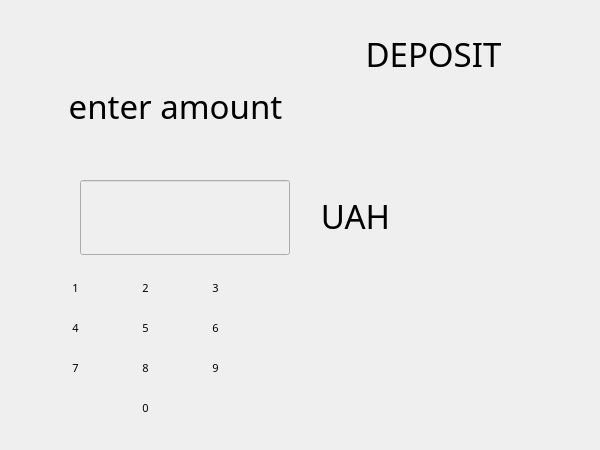
This is ATM/putmoney.ui in Darina77/ATMProject as Qt 5 draws it before an edit. The edited form follows.
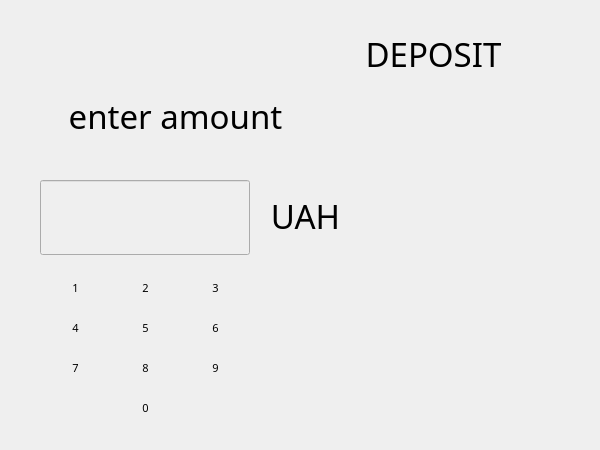
This is the edited form. Icons and pictures are not drawn.

What changed in the file:
```diff
--- a/ATM/putmoney.ui
+++ b/ATM/putmoney.ui
@@ -27,7 +27,7 @@
    <property name="geometry">
     <rect>
      <x>-10</x>
-     <y>80</y>
+     <y>90</y>
      <width>371</width>
      <height>51</height>
     </rect>
@@ -495,7 +495,7 @@
    </property>
    <property name="geometry">
     <rect>
-     <x>80</x>
+     <x>40</x>
      <y>180</y>
      <width>210</width>
      <height>75</height>
@@ -549,7 +549,7 @@
   <widget class="QLabel" name="action_2">
    <property name="geometry">
     <rect>
-     <x>300</x>
+     <x>250</x>
      <y>190</y>
      <width>111</width>
      <height>51</height>
```
